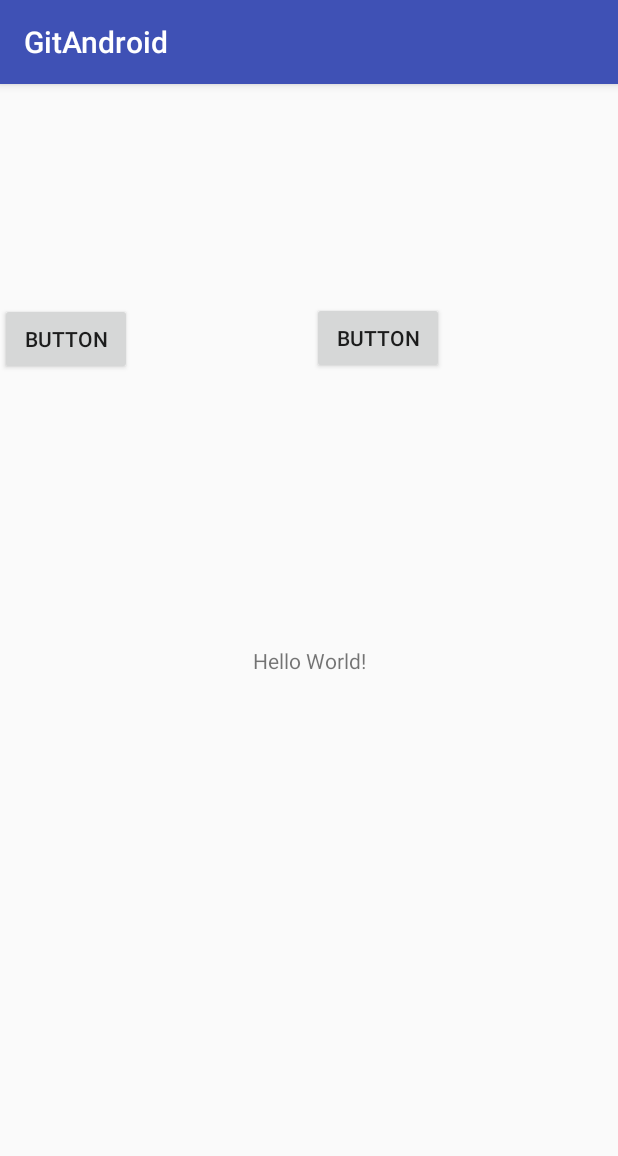
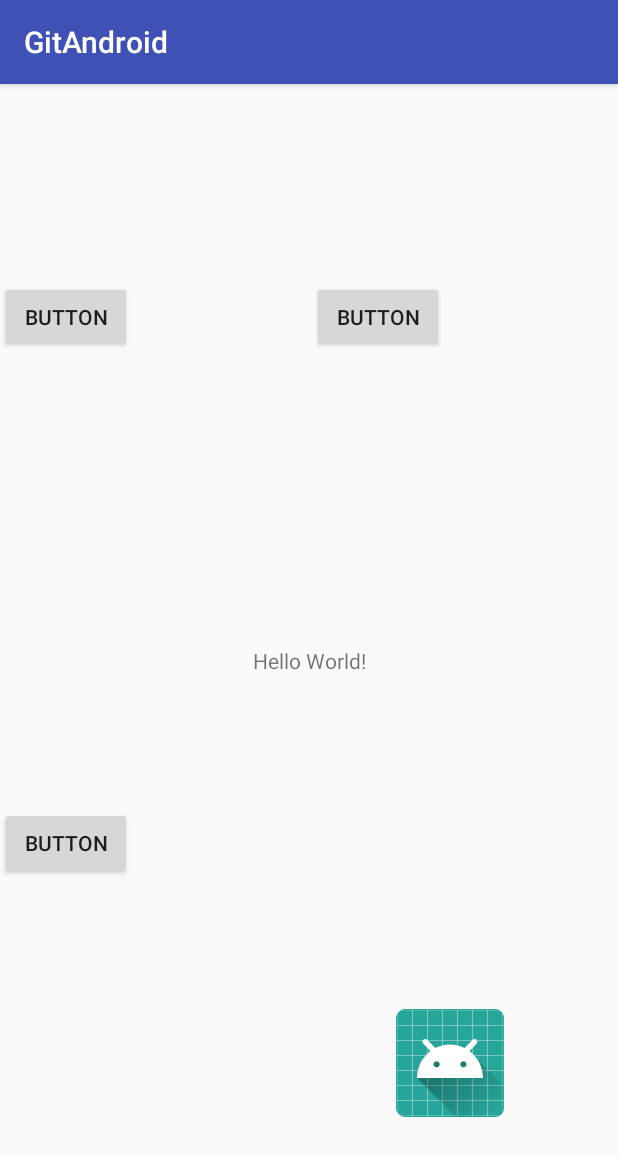
Before and after one commit to RogueFenrir/GitAndroidHA, an Android app: the screen it shows after launch (MainActivity), on a phone screen of 412 x 824 dp. Shown: the top 1156 px of the screen. Run offline under Robolectric (Android 15) with nearby library versions, the phone set to English and light mode, and no system bars.

Commit message:
Descargar imagen con tercer botón

```diff
--- a/app/src/main/AndroidManifest.xml
+++ b/app/src/main/AndroidManifest.xml
@@ -1,6 +1,7 @@
 <?xml version="1.0" encoding="utf-8"?>
 <manifest xmlns:android="http://schemas.android.com/apk/res/android"
     package="mx.unam.aragon.fes.diplo.gitandroid">
+    <uses-permission android:name="android.permission.INTERNET"/>
 
     <application
         android:allowBackup="true"
--- a/app/src/main/res/layout/activity_main.xml
+++ b/app/src/main/res/layout/activity_main.xml
@@ -25,8 +25,8 @@
         android:text="Button"
         app:layout_constraintBottom_toBottomOf="parent"
         app:layout_constraintTop_toTopOf="parent"
-        app:layout_constraintVertical_bias="0.196"
-        tools:layout_editor_absoluteX="29dp" />
+        app:layout_constraintVertical_bias="0.175"
+        tools:layout_editor_absoluteX="261dp" />
 
     <Button
         android:id="@+id/button2"
@@ -39,6 +39,31 @@
         app:layout_constraintBottom_toBottomOf="parent"
         app:layout_constraintStart_toEndOf="@+id/button"
         app:layout_constraintTop_toTopOf="parent"
-        app:layout_constraintVertical_bias="0.195" />
+        app:layout_constraintVertical_bias="0.175" />
+
+    <Button
+        android:id="@+id/button3"
+        android:layout_width="wrap_content"
+        android:layout_height="wrap_content"
+        android:layout_marginBottom="8dp"
+        android:layout_marginTop="8dp"
+        android:text="Button"
+        app:layout_constraintBottom_toBottomOf="parent"
+        app:layout_constraintTop_toBottomOf="@+id/button"
+        app:layout_constraintVertical_bias="0.562"
+        tools:layout_editor_absoluteX="261dp" />
+
+    <ImageView
+        android:id="@+id/imageView"
+        android:layout_width="wrap_content"
+        android:layout_height="wrap_content"
+        android:layout_marginBottom="8dp"
+        android:layout_marginStart="176dp"
+        android:layout_marginTop="8dp"
+        app:layout_constraintBottom_toBottomOf="parent"
+        app:layout_constraintStart_toEndOf="@+id/button3"
+        app:layout_constraintTop_toBottomOf="@+id/button2"
+        app:layout_constraintVertical_bias="0.857"
+        app:srcCompat="@mipmap/ic_launcher" />
 
 </android.support.constraint.ConstraintLayout>
```
Also changed, not shown: app/src/main/java/mx/unam/aragon/fes/diplo/gitandroid/MainActivity.java (+54 -0 lines).
